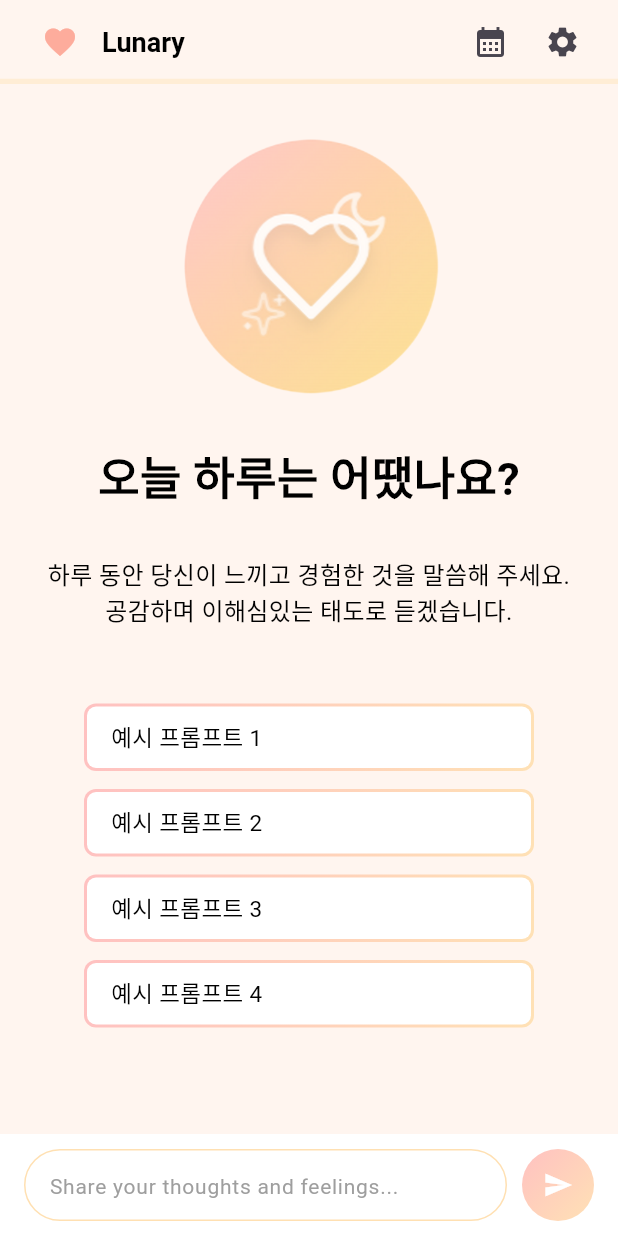
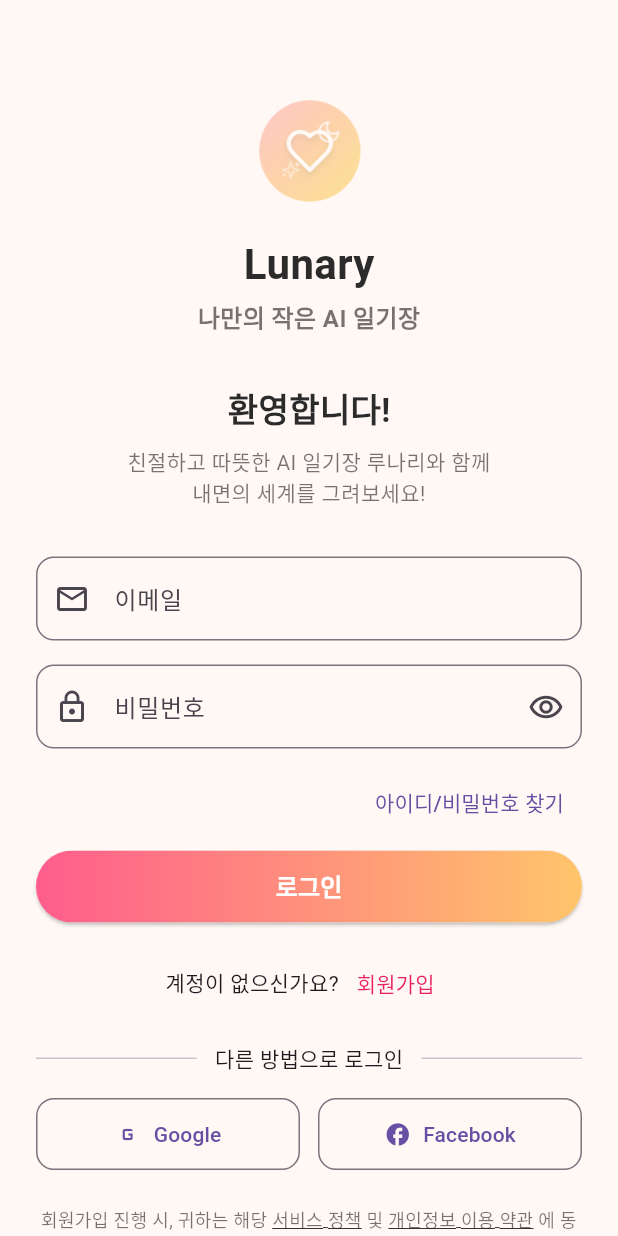
Before and after one commit to Zaixian5/Lunary, a Flutter app: the screen it shows after launch, on a phone screen of 412 x 824 dp. Run offline on Flutter 3.47's test engine with Material 3 defaults, Android fonts, the phone set to English and light mode, and no system bars; our stand-ins replace firebase_auth, firebase_core, flutter_dotenv; accounts and stored records are empty.

```diff
--- a/lib/main.dart
+++ b/lib/main.dart
@@ -1,9 +1,17 @@
+import 'package:firebase_core/firebase_core.dart';
 import 'package:flutter/material.dart';
 import 'package:flutter_dotenv/flutter_dotenv.dart';
-import 'package:lunary/screens/splash/splash_screen.dart';
+import 'package:lunary/screens/account/login_screen.dart';
+// import 'package:lunary/screens/splash/splash_screen.dart';
 
 void main() async {
+  // 환경변수 불러오기
   await dotenv.load(fileName: '.env');
+
+  // Firebase 초기화
+  WidgetsFlutterBinding.ensureInitialized();
+  await Firebase.initializeApp();
+
   runApp(const LunaryApp());
 }
 
@@ -15,7 +23,7 @@ class LunaryApp extends StatelessWidget {
     return MaterialApp(
       title: 'Lunary',
       debugShowCheckedModeBanner: false,
-      home: const SplashScreen(),
+      home: const LoginScreen(),
     );
   }
 }
--- /dev/null
+++ b/lib/screens/account/login_screen.dart
@@ -0,0 +1,277 @@
+import 'package:flutter/material.dart';
+import 'package:lunary/services/auth_service.dart';
+import 'package:lunary/screens/account/sign_up_screen.dart';
+import 'package:lunary/screens/home/home_screen.dart';
+
+class LoginScreen extends StatefulWidget {
+  const LoginScreen({super.key});
+
+  @override
+  State<LoginScreen> createState() => _LoginScreenState();
+}
+
+class _LoginScreenState extends State<LoginScreen> {
+  // 이메일, 비밀번호 입력값을 받을 컨트롤러
+  final TextEditingController _emailController = TextEditingController();
+  final TextEditingController _passwordController = TextEditingController();
+
+  // 로그인 처리 함수
+  Future<void> _login() async {
+    try {
+      await AuthService().signInWithEmail(
+        _emailController.text.trim(),
+        _passwordController.text.trim(),
+      );
+      // 로그인 성공 시 처리
+      ScaffoldMessenger.of(
+        context,
+      ).showSnackBar(const SnackBar(content: Text('로그인 성공!')));
+      Navigator.pushReplacement(
+        context,
+        MaterialPageRoute(
+          builder: (context) => const HomeScreen(),
+        ), // HomeScreen으로 이동
+      );
+    } catch (e) {
+      ScaffoldMessenger.of(
+        context,
+      ).showSnackBar(SnackBar(content: Text('로그인 실패: $e')));
+    }
+  }
+
+  @override
+  Widget build(BuildContext context) {
+    return Scaffold(
+      backgroundColor: const Color(0xFFFFF8F5),
+      body: SingleChildScrollView(
+        child: ConstrainedBox(
+          constraints: BoxConstraints(
+            minHeight: MediaQuery.of(context).size.height,
+          ),
+          child: Padding(
+            padding: const EdgeInsets.symmetric(horizontal: 24, vertical: 60),
+            child: Column(
+              crossAxisAlignment: CrossAxisAlignment.center,
+              children: [
+                // 로고 아이콘
+                Image.asset('assets/logo.png', height: 80, width: 80),
+                const SizedBox(height: 16),
+                const Text(
+                  'Lunary',
+                  style: TextStyle(
+                    fontSize: 28,
+                    fontWeight: FontWeight.bold,
+                    color: Color(0xFF2B2B2B),
+                  ),
+                ),
+                const SizedBox(height: 4),
+                const Text(
+                  '나만의 작은 AI 일기장',
+                  style: TextStyle(
+                    fontSize: 16,
+                    color: Colors.black54,
+                    fontWeight: FontWeight.bold,
+                  ),
+                ),
+                const SizedBox(height: 32),
+                const Text(
+                  '환영합니다!',
+                  style: TextStyle(
+                    fontSize: 22,
+                    fontWeight: FontWeight.bold,
+                    color: Color(0xFF2B2B2B),
+                  ),
+                ),
+                const SizedBox(height: 8),
+                const Text(
+                  '친절하고 따뜻한 AI 일기장 루나리와 함께 \n내면의 세계를 그려보세요!',
+                  textAlign: TextAlign.center,
+                  style: TextStyle(fontSize: 14, color: Colors.black54),
+                ),
+                const SizedBox(height: 32),
+                // 이메일 입력창
+                TextField(
+                  controller: _emailController, // 컨트롤러 연결
+                  decoration: InputDecoration(
+                    prefixIcon: const Icon(Icons.email_outlined),
+                    hintText: '이메일',
+                    border: OutlineInputBorder(
+                      borderRadius: BorderRadius.circular(12),
+                    ),
+                  ),
+                ),
+                const SizedBox(height: 16),
+                // 비밀번호 입력창
+                TextField(
+                  controller: _passwordController, // 컨트롤러 연결
+                  obscureText: true,
+                  decoration: InputDecoration(
+                    prefixIcon: const Icon(Icons.lock_outline),
+                    suffixIcon: const Icon(Icons.remove_red_eye_outlined),
+                    hintText: '비밀번호',
+                    border: OutlineInputBorder(
+                      borderRadius: BorderRadius.circular(12),
+                    ),
+                  ),
+                ),
+                const SizedBox(height: 12),
+                Align(
+                  alignment: Alignment.centerRight,
+                  child: TextButton(
+                    onPressed: () {},
+                    child: const Text('아이디/비밀번호 찾기'),
+                  ),
+                ),
+                const SizedBox(height: 8),
+                // 로그인 버튼
+                SizedBox(
+                  width: double.infinity,
+                  height: 48,
+                  child: ElevatedButton(
+                    onPressed: _login, // 로그인 함수 연결
+                    style:
+                        ElevatedButton.styleFrom(
+                          shape: RoundedRectangleBorder(
+                            borderRadius: BorderRadius.circular(24),
+                          ),
+                          padding: EdgeInsets.zero,
+                          backgroundColor: const Color(0xFFFF8CBA),
+                        ).copyWith(
+                          backgroundColor: MaterialStateProperty.resolveWith(
+                            (states) => null,
+                          ),
+                        ),
+                    child: Ink(
+                      decoration: BoxDecoration(
+                        gradient: const LinearGradient(
+                          colors: [Color(0xFFFF5D8C), Color(0xFFFFC56B)],
+                        ),
+                        borderRadius: BorderRadius.circular(24),
+                      ),
+                      child: const Center(
+                        child: Text(
+                          '로그인',
+                          style: TextStyle(
+                            color: Colors.white,
+                            fontSize: 16,
+                            fontWeight: FontWeight.bold,
+                          ),
+                        ),
+                      ),
+                    ),
+                  ),
+                ),
+                const SizedBox(height: 16),
+                Row(
+                  mainAxisAlignment: MainAxisAlignment.center,
+                  children: [
+                    const Text("계정이 없으신가요?"),
+                    Flexible(
+                      child: TextButton(
+                        onPressed: () {
+                          Navigator.push(
+                            context,
+                            MaterialPageRoute(
+                              builder: (context) => const SignUpScreen(),
+                            ),
+                          );
+                        },
+                        child: const Text(
+                          '회원가입',
+                          style: TextStyle(color: Colors.pink),
+                        ),
+                      ),
+                    ),
+                  ],
+                ),
+                const SizedBox(height: 16),
+                Row(
+                  children: const [
+                    Expanded(child: Divider()),
+                    Padding(
+                      padding: EdgeInsets.symmetric(horizontal: 12),
+                      child: Text('다른 방법으로 로그인'),
+                    ),
+                    Expanded(child: Divider()),
+                  ],
+                ),
+                const SizedBox(height: 16),
+                Row(
+                  mainAxisAlignment: MainAxisAlignment.center,
+                  children: [
+                    Expanded(
+                      child: OutlinedButton.icon(
+                        icon: const Icon(Icons.g_mobiledata),
+                        label: const Text('Google'),
+                        onPressed: () {}, // TODO: 구글 연동 로직 구현
+                        style: OutlinedButton.styleFrom(
+                          shape: RoundedRectangleBorder(
+                            borderRadius: BorderRadius.circular(12),
+                          ),
+                          padding: const EdgeInsets.symmetric(
+                            horizontal: 0,
+                            vertical: 12,
+                          ),
+                          minimumSize: const Size(0, 48), // 높이 통일
+                        ),
+                      ),
+                    ),
+                    const SizedBox(width: 12),
+                    Expanded(
+                      child: OutlinedButton.icon(
+                        icon: const Icon(Icons.facebook),
+                        label: const Text('Facebook'),
+                        onPressed: () {}, // TODO: 페이스북 연동 로직 구현
+                        style: OutlinedButton.styleFrom(
+                          shape: RoundedRectangleBorder(
+                            borderRadius: BorderRadius.circular(12),
+                          ),
+                          padding: const EdgeInsets.symmetric(
+                            horizontal: 0,
+                            vertical: 12,
+                          ),
+                          minimumSize: const Size(0, 48), // 높이 통일
+                        ),
+                      ),
+                    ),
+                  ],
+                ),
+                const SizedBox(height: 24),
+
+                // TODO: 약관 이동 페이지 만들기
+                Column(
+                  children: [
+                    const Text.rich(
+                      TextSpan(
+                        text: '회원가입 진행 시, 귀하는 해당 ',
+                        children: [
+                          TextSpan(
+                            text: '서비스 정책',
+                            style: TextStyle(
+                              decoration: TextDecoration.underline,
+                            ),
+                          ),
+                          TextSpan(text: ' 및 '),
+                          TextSpan(
+                            text: '개인정보 이용 약관',
+                            style: TextStyle(
+                              decoration: TextDecoration.underline,
+                            ),
+                          ),
+                          TextSpan(text: ' 에 동의한 것으로 간주합니다. '),
+                        ],
+                      ),
+                      textAlign: TextAlign.center,
+                      style: TextStyle(fontSize: 12, color: Colors.black54),
+                    ),
+                    const SizedBox(height: 4),
+                  ],
+                ),
+              ],
+            ),
+          ),
+        ),
+      ),
+    );
+  }
+}
--- /dev/null
+++ b/lib/screens/account/sign_up_screen.dart
@@ -0,0 +1,57 @@
+import 'package:flutter/material.dart';
+import 'package:lunary/services/auth_service.dart';
+
+class SignUpScreen extends StatefulWidget {
+  const SignUpScreen({super.key});
+
+  @override
+  State<SignUpScreen> createState() => _SignUpScreenState();
+}
+
+class _SignUpScreenState extends State<SignUpScreen> {
+  final TextEditingController _emailController = TextEditingController();
+  final TextEditingController _passwordController = TextEditingController();
+
+  Future<void> _signUp() async {
+    try {
+      await AuthService().signUpWithEmail(
+        _emailController.text.trim(),
+        _passwordController.text.trim(),
+      );
+      ScaffoldMessenger.of(
+        context,
+      ).showSnackBar(const SnackBar(content: Text('회원가입 성공!')));
+      Navigator.pop(context); // 회원가입 후 로그인 화면으로 이동
+    } catch (e) {
+      ScaffoldMessenger.of(
+        context,
+      ).showSnackBar(SnackBar(content: Text('회원가입 실패: $e')));
+    }
+  }
+
+  @override
+  Widget build(BuildContext context) {
+    return Scaffold(
+      appBar: AppBar(title: const Text('회원가입')),
+      body: Padding(
+        padding: const EdgeInsets.all(24),
+        child: Column(
+          children: [
+            TextField(
+              controller: _emailController,
+              decoration: const InputDecoration(hintText: '이메일'),
+            ),
+            const SizedBox(height: 16),
+            TextField(
+              controller: _passwordController,
+              obscureText: true,
+              decoration: const InputDecoration(hintText: '비밀번호'),
+            ),
+            const SizedBox(height: 24),
+            ElevatedButton(onPressed: _signUp, child: const Text('회원가입')),
+          ],
+        ),
+      ),
+    );
+  }
+}
--- a/lib/screens/splash/splash_screen.dart
+++ b/lib/screens/splash/splash_screen.dart
@@ -1,7 +1,8 @@
 import 'package:flutter/material.dart';
 import 'dart:async';
 
-import 'package:lunary/screens/home/home_screen.dart';
+// import 'package:lunary/screens/home/home_screen.dart';
+import 'package:lunary/screens/account/login_screen.dart';
 
 class SplashScreen extends StatefulWidget {
   const SplashScreen({super.key});
@@ -21,7 +22,7 @@ class _SplashScreenState extends State<SplashScreen> {
       if (mounted) {
         Navigator.pushReplacement(
           context,
-          MaterialPageRoute(builder: (context) => const HomeScreen()),
+          MaterialPageRoute(builder: (context) => const LoginScreen()),
         );
       }
     });
--- /dev/null
+++ b/lib/services/auth_service.dart
@@ -0,0 +1,21 @@
+import 'package:firebase_auth/firebase_auth.dart';
+
+class AuthService {
+  final FirebaseAuth _auth = FirebaseAuth.instance;
+
+  // 로그인 메서드
+  Future<UserCredential> signInWithEmail(String email, String password) async {
+    return await _auth.signInWithEmailAndPassword(
+      email: email,
+      password: password,
+    );
+  }
+
+  // 회원가입 메서드
+  Future<UserCredential> signUpWithEmail(String email, String password) async {
+    return await _auth.createUserWithEmailAndPassword(
+      email: email,
+      password: password,
+    );
+  }
+}
--- a/pubspec.yaml
+++ b/pubspec.yaml
@@ -44,6 +44,7 @@ dependencies:
 
   # 환경변수 설정
   flutter_dotenv: ^5.2.1
+  firebase_auth: ^5.6.0
 
 dev_dependencies:
   flutter_test:
```
Also changed, not shown: pubspec.lock, 1 other file.
